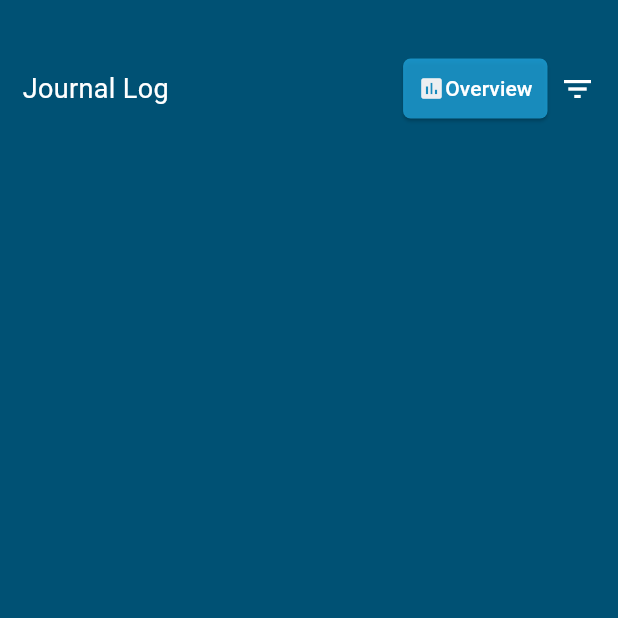
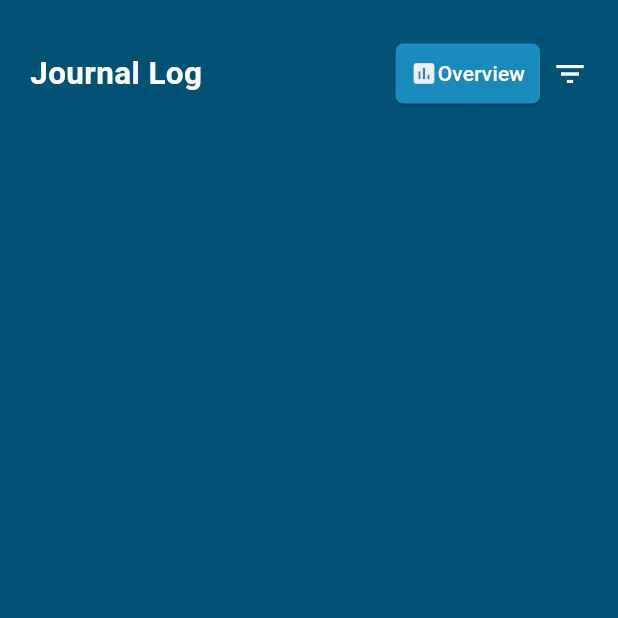
Before and after one commit to jraemakers/industry-project-krom2, a Flutter app: the DiaryHistory screen opened directly, on a phone screen of 412 x 824 dp, the top half of it. Run offline on Flutter 3.47's test engine with Material 3 defaults, Android fonts, the phone set to English and light mode, and no system bars; our stand-ins replace shared_preferences; accounts and stored records are empty.

Commit message:
Fixed Diary History display list bug and Updated the UI

```diff
--- a/escape/lib/screens/diary_form_screen.dart
+++ b/escape/lib/screens/diary_form_screen.dart
@@ -1,6 +1,7 @@
 import 'package:escape/custom_widgets/diary_input_field.dart';
 import 'package:escape/custom_widgets/trigger_button.dart';
 import 'package:escape/models/SensoryOverloadDiary.dart';
+import 'package:escape/screens/home_screen.dart';
 import 'package:flutter/material.dart';
 import 'package:shared_preferences/shared_preferences.dart';
 import 'dart:convert';
@@ -64,6 +65,10 @@ class DiaryForm extends State<MyForm> {
       _triggersList.clear();
     });
     _saveData();
+    Navigator.push(
+      context,
+      MaterialPageRoute(builder: (context) => const Home()),
+    );
   }
 
 //FIXME: change the method name
--- a/escape/lib/screens/diary_history_screen.dart
+++ b/escape/lib/screens/diary_history_screen.dart
@@ -44,22 +44,17 @@ class _DiaryHistoryState extends State<DiaryHistory> {
                 margin: EdgeInsets.only(top: 25),
                 child: Column(
                   children: [
-                    // Container(
-                    //   margin: EdgeInsets.only(left: 15, top: 10),
-                    //   alignment: Alignment.centerLeft,
-                    //   child: Icon(
-                    //     Icons.arrow_back,
-                    //     color: Colors.white,
-                    //   ),
-                    // ),
                     Container(
                       alignment: Alignment.centerLeft,
-                      margin: EdgeInsets.only(left: 15, right: 15, top: 10),
+                      margin: EdgeInsets.only(left: 20, right: 20, bottom: 20),
                       child: Row(
                         children: [
                           Text(
                             'Journal Log',
-                            style: TextStyle(fontSize: 18, color: Colors.white),
+                            style: TextStyle(
+                                fontSize: 21,
+                                color: Colors.white,
+                                fontWeight: FontWeight.bold),
                           ),
                           Spacer(),
                           Padding(
@@ -113,7 +108,7 @@ class _DiaryHistoryState extends State<DiaryHistory> {
                       // Container(
                       Padding(
                     padding: const EdgeInsets.only(
-                        left: 10.0, right: 10.0, bottom: 5.0),
+                        left: 20.0, right: 20.0, bottom: 5.0),
                     child: ElevatedButton(
                       // onPressed: () {
                       //   Navigator.push(
@@ -150,11 +145,7 @@ class _DiaryHistoryState extends State<DiaryHistory> {
                           ),
                         ),
                       ),
-                      // margin: EdgeInsets.symmetric(horizontal: 10, vertical: 5),
-                      // decoration: BoxDecoration(
-                      //   color: Color.fromRGBO(15, 108, 149, 0.5),
-                      //   borderRadius: BorderRadius.circular(10.0),
-                      // ),
+
                       child: Row(
                         mainAxisAlignment: MainAxisAlignment.spaceBetween,
                         crossAxisAlignment: CrossAxisAlignment.center,
@@ -166,14 +157,15 @@ class _DiaryHistoryState extends State<DiaryHistory> {
                               crossAxisAlignment: CrossAxisAlignment.center,
                               children: [
                                 Text(
-                                  '${_sensoryOverloadList[index].date.substring(8, 10)}',
+                                  '${reversedList[index].date.substring(8, 10)}',
                                   style: TextStyle(
                                       color: Colors.white,
                                       fontSize: 30,
                                       fontWeight: FontWeight.w500),
                                 ),
                                 Text(
-                                    '${_sensoryOverloadList[index].date.substring(0, 7)}',
+                                    '${getMonthNameFromString(reversedList[index].date)} '
+                                    '${reversedList[index].date.substring(0, 4)}',
                                     style: TextStyle(
                                         color: Colors.white, fontSize: 12)),
                               ],
@@ -213,9 +205,7 @@ class _DiaryHistoryState extends State<DiaryHistory> {
                               mainAxisAlignment: MainAxisAlignment.center,
                               children: [
                                 Text(
-                                  // '${reversedList[index].date.substring(11, 16)}',
-                                  // getMonthNameFromString
-                                  '${getMonthNameFromString(reversedList[index].date)}',
+                                  '${reversedList[index].date.substring(11, 16)}',
                                   style: TextStyle(
                                     color: Colors.white,
                                     fontSize: 12,
```
